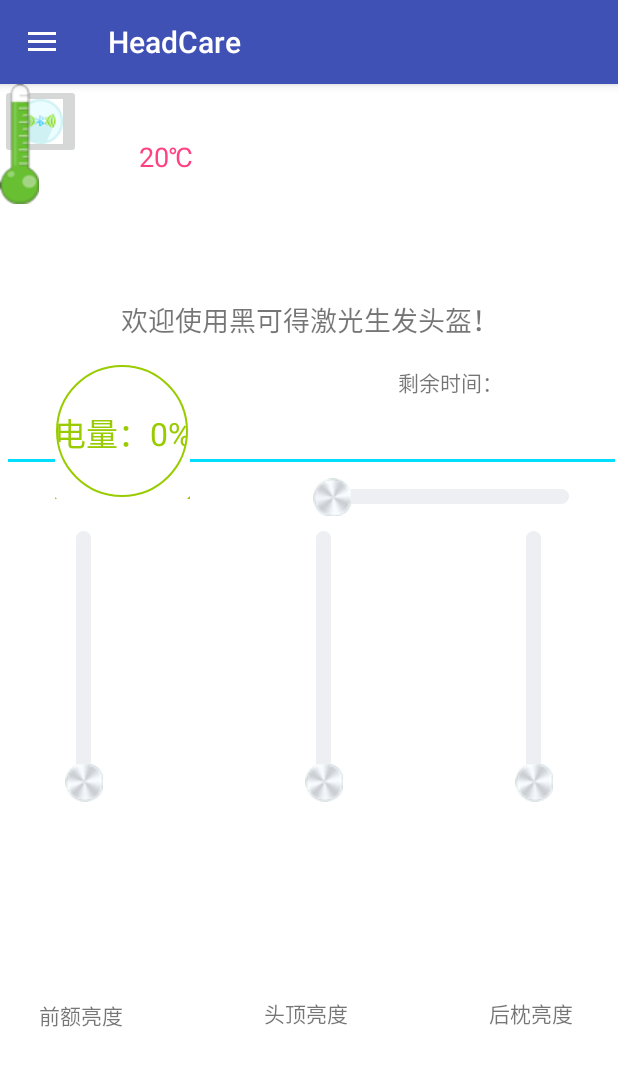
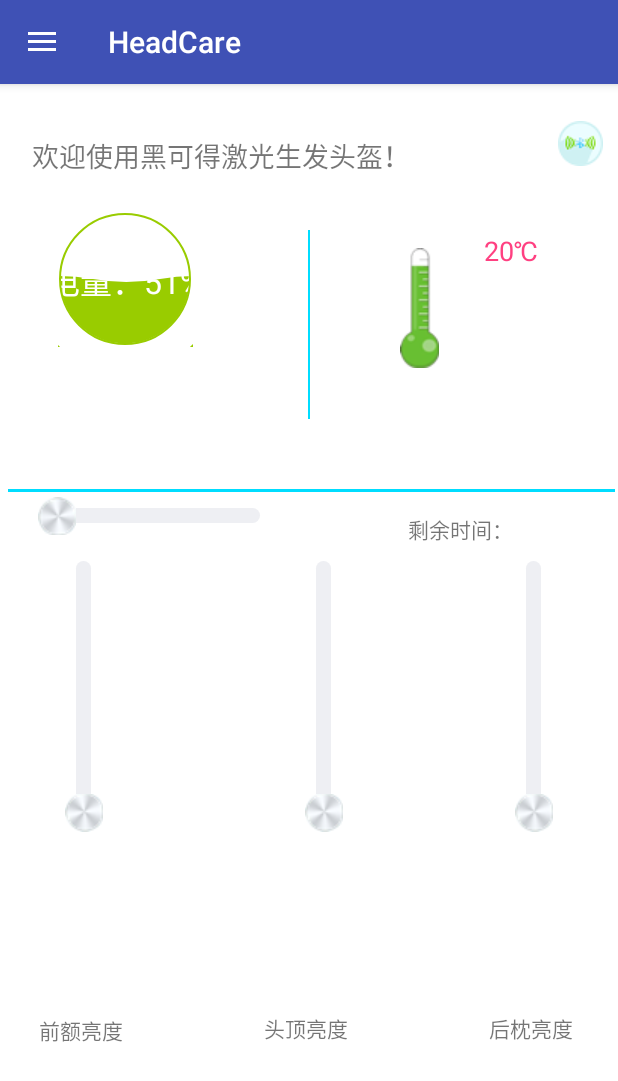
Before and after one commit to 3100702135/headcare, an Android app: the screen it shows after launch (MainActivity), on a phone screen of 412 x 824 dp. Shown: the top 1081 px of the screen. Run offline under Robolectric (Android 15) with nearby library versions, the phone set to English and light mode, and no system bars.

Commit message:
界面优化
界面优化

```diff
--- a/app/src/main/AndroidManifest.xml
+++ b/app/src/main/AndroidManifest.xml
@@ -20,7 +20,7 @@
             </intent-filter>
         </activity>
 
-        <activity
+<!--        <activity
             android:name=".testActivity"
             android:label="@string/app_name"
             android:theme="@style/AppTheme.NoActionBar">
@@ -40,7 +40,7 @@
 
                 <category android:name="android.intent.category.LAUNCHER" />
             </intent-filter>
-        </activity>
+        </activity>-->
 
         <receiver android:name="com.example.administrator.headcare.util.BluetoothReceiver" >
             <intent-filter android:priority="1000">
--- a/app/src/main/java/com/example/administrator/headcare/toolBars/LD_WaveView.java
+++ b/app/src/main/java/com/example/administrator/headcare/toolBars/LD_WaveView.java
@@ -20,7 +20,7 @@ import java.util.ArrayList;
 import java.util.List;
 
 public class LD_WaveView extends View {
-    private int mProgress;//进度
+    private int mProgress=51;//进度
     private int mTimeStep = 10;//时间间隔
     private int mSpeed = 5;//波单次移动的距离
     private int mViewHeight;//视图宽高
--- a/app/src/main/res/layout/content_main.xml
+++ b/app/src/main/res/layout/content_main.xml
@@ -95,8 +95,8 @@
 
     <TextView
         android:id="@+id/description"
-        android:layout_width="317dp"
-        android:layout_height="24dp"
+        android:layout_width="275dp"
+        android:layout_height="23dp"
         android:layout_marginBottom="8dp"
         android:layout_marginTop="8dp"
         android:ellipsize="marquee"
@@ -110,36 +110,32 @@
         android:textSize="18sp"
         app:layout_constraintBottom_toBottomOf="parent"
         app:layout_constraintEnd_toEndOf="parent"
-        app:layout_constraintHorizontal_bias="0.507"
+        app:layout_constraintHorizontal_bias="0.074"
         app:layout_constraintStart_toStartOf="parent"
         app:layout_constraintTop_toTopOf="parent"
-        app:layout_constraintVertical_bias="0.186" />
+        app:layout_constraintVertical_bias="0.036" />
 
 
     <com.example.administrator.headcare.util.TimerTextView
         android:id="@+id/timer_text_view"
-        android:layout_width="190dp"
-        android:layout_height="31dp"
+        android:layout_width="178dp"
+        android:layout_height="20dp"
         android:layout_marginBottom="8dp"
-        android:layout_marginEnd="8dp"
-        android:layout_marginLeft="8dp"
-        android:layout_marginRight="8dp"
-        android:layout_marginStart="8dp"
+        android:layout_marginEnd="16dp"
+        android:layout_marginRight="16dp"
         android:layout_marginTop="30dp"
         android:gravity="center_horizontal"
         android:text="剩余时间："
         android:textSize="14sp"
         app:layout_constraintBottom_toBottomOf="parent"
         app:layout_constraintEnd_toEndOf="parent"
-        app:layout_constraintHorizontal_bias="0.888"
-        app:layout_constraintStart_toEndOf="@+id/waveViewCircle"
         app:layout_constraintTop_toTopOf="parent"
-        app:layout_constraintVertical_bias="0.226" />
+        app:layout_constraintVertical_bias="0.361" />
 
     <SeekBar
         android:id="@+id/seekBarTime"
         style="@style/CustomSeekbarStyle"
-        android:layout_width="190dp"
+        android:layout_width="167dp"
         android:layout_height="41dp"
         android:layout_marginBottom="8dp"
         android:layout_marginEnd="8dp"
@@ -149,11 +145,11 @@
         android:layout_marginTop="60dp"
         android:max="30"
         app:layout_constraintBottom_toBottomOf="parent"
-        app:layout_constraintEnd_toEndOf="parent"
-        app:layout_constraintHorizontal_bias="0.888"
-        app:layout_constraintStart_toEndOf="@+id/waveViewCircle"
+        app:layout_constraintEnd_toStartOf="@+id/timer_text_view"
+        app:layout_constraintHorizontal_bias="0.4"
+        app:layout_constraintStart_toStartOf="parent"
         app:layout_constraintTop_toTopOf="parent"
-        app:layout_constraintVertical_bias="0.296" />
+        app:layout_constraintVertical_bias="0.315" />
 
     <TextView
         android:id="@+id/textLine"
@@ -163,7 +159,7 @@
         android:layout_marginLeft="5dp"
         android:layout_marginRight="2dp"
         android:layout_marginStart="5dp"
-        android:layout_marginTop="250dp"
+        android:layout_marginTop="270dp"
         android:background="@android:color/holo_blue_bright"
         app:layout_constraintEnd_toEndOf="parent"
         app:layout_constraintStart_toStartOf="parent"
@@ -183,10 +179,10 @@
         android:background="@android:color/background_light"
         app:layout_constraintBottom_toBottomOf="parent"
         app:layout_constraintEnd_toEndOf="parent"
-        app:layout_constraintHorizontal_bias="0.093"
+        app:layout_constraintHorizontal_bias="0.1"
         app:layout_constraintStart_toStartOf="parent"
         app:layout_constraintTop_toTopOf="parent"
-        app:layout_constraintVertical_bias="0.22"
+        app:layout_constraintVertical_bias="0.057"
         app:wave_circle="true"
         app:wave_color="@android:color/holo_green_light" />
 
@@ -205,25 +201,63 @@
         android:textSize="18sp"
         app:layout_constraintBottom_toTopOf="@+id/verticalSeekbarB"
         app:layout_constraintEnd_toEndOf="parent"
-        app:layout_constraintHorizontal_bias="0.237"
+        app:layout_constraintHorizontal_bias="0.884"
         app:layout_constraintStart_toStartOf="parent"
         app:layout_constraintTop_toTopOf="parent"
-        app:layout_constraintVertical_bias="0.118" />
+        app:layout_constraintVertical_bias="0.355" />
 
     <ImageButton
         android:id="@+id/imageButton"
-        android:layout_width="wrap_content"
-        android:layout_height="wrap_content"
-        app:srcCompat="@drawable/blueLogo"
-        tools:layout_editor_absoluteX="314dp"
-        tools:layout_editor_absoluteY="7dp" />
+        android:layout_width="34dp"
+        android:layout_height="39dp"
+        android:layout_marginBottom="8dp"
+        android:layout_marginEnd="8dp"
+        android:layout_marginLeft="8dp"
+        android:layout_marginRight="8dp"
+        android:layout_marginStart="8dp"
+        android:layout_marginTop="8dp"
+        app:layout_constraintBottom_toBottomOf="parent"
+        app:layout_constraintEnd_toEndOf="parent"
+        app:layout_constraintHorizontal_bias="1.0"
+        app:layout_constraintStart_toStartOf="@+id/description"
+        app:layout_constraintTop_toTopOf="parent"
+        app:layout_constraintVertical_bias="0.017"
+        app:srcCompat="@drawable/bluelogo" />
 
     <ImageView
         android:id="@+id/imageView2"
-        android:layout_width="wrap_content"
+        android:layout_width="39dp"
         android:layout_height="wrap_content"
-        app:srcCompat="@drawable/temp"
-        tools:layout_editor_absoluteX="48dp"
-        tools:layout_editor_absoluteY="7dp" />
+        android:layout_marginBottom="8dp"
+        android:layout_marginEnd="8dp"
+        android:layout_marginLeft="8dp"
+        android:layout_marginRight="8dp"
+        android:layout_marginStart="8dp"
+        android:layout_marginTop="8dp"
+        app:layout_constraintBottom_toBottomOf="parent"
+        app:layout_constraintEnd_toEndOf="parent"
+        app:layout_constraintHorizontal_bias="0.707"
+        app:layout_constraintStart_toStartOf="parent"
+        app:layout_constraintTop_toTopOf="parent"
+        app:layout_constraintVertical_bias="0.151"
+        app:srcCompat="@drawable/temp" />
+
+    <TextView
+        android:id="@+id/textView2"
+        android:layout_width="1dp"
+        android:layout_height="126dp"
+        android:layout_marginBottom="8dp"
+        android:layout_marginEnd="8dp"
+        android:layout_marginLeft="8dp"
+        android:layout_marginRight="8dp"
+        android:layout_marginStart="8dp"
+        android:layout_marginTop="8dp"
+        android:background="@android:color/holo_blue_bright"
+        app:layout_constraintBottom_toBottomOf="parent"
+        app:layout_constraintEnd_toEndOf="@+id/textLine"
+        app:layout_constraintHorizontal_bias="0.496"
+        app:layout_constraintStart_toStartOf="@+id/textLine"
+        app:layout_constraintTop_toTopOf="parent"
+        app:layout_constraintVertical_bias="0.143" />
 
 </android.support.constraint.ConstraintLayout>
```
Also changed, not shown: app/src/main/res/drawable/bluelogo.png (added).
